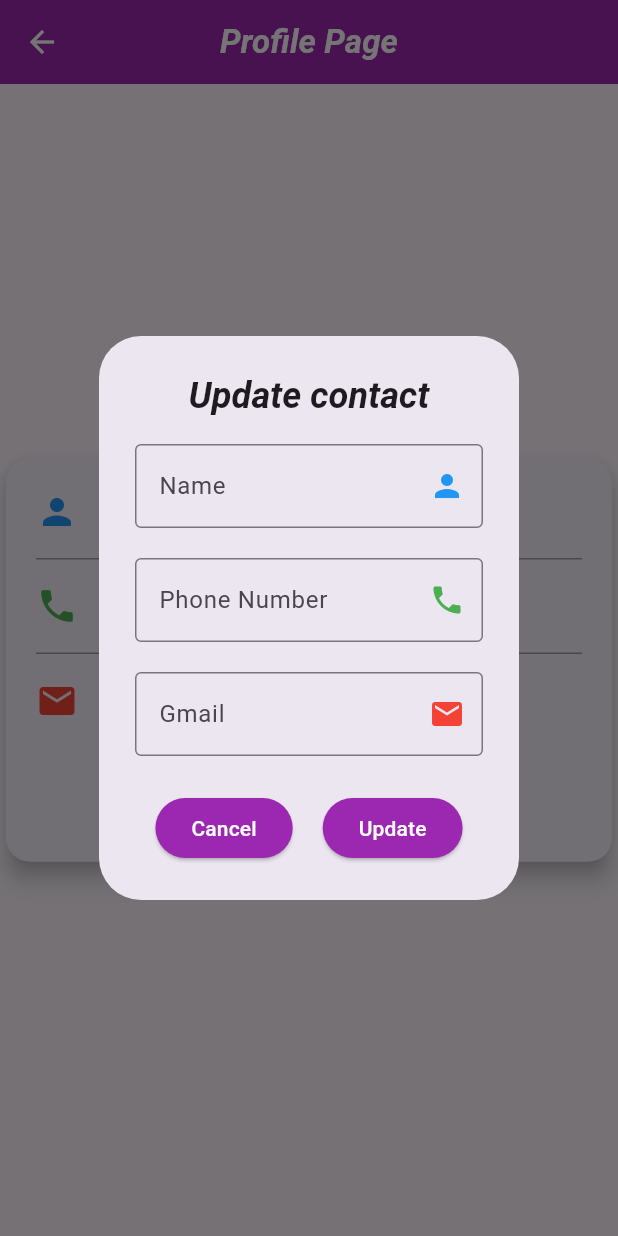
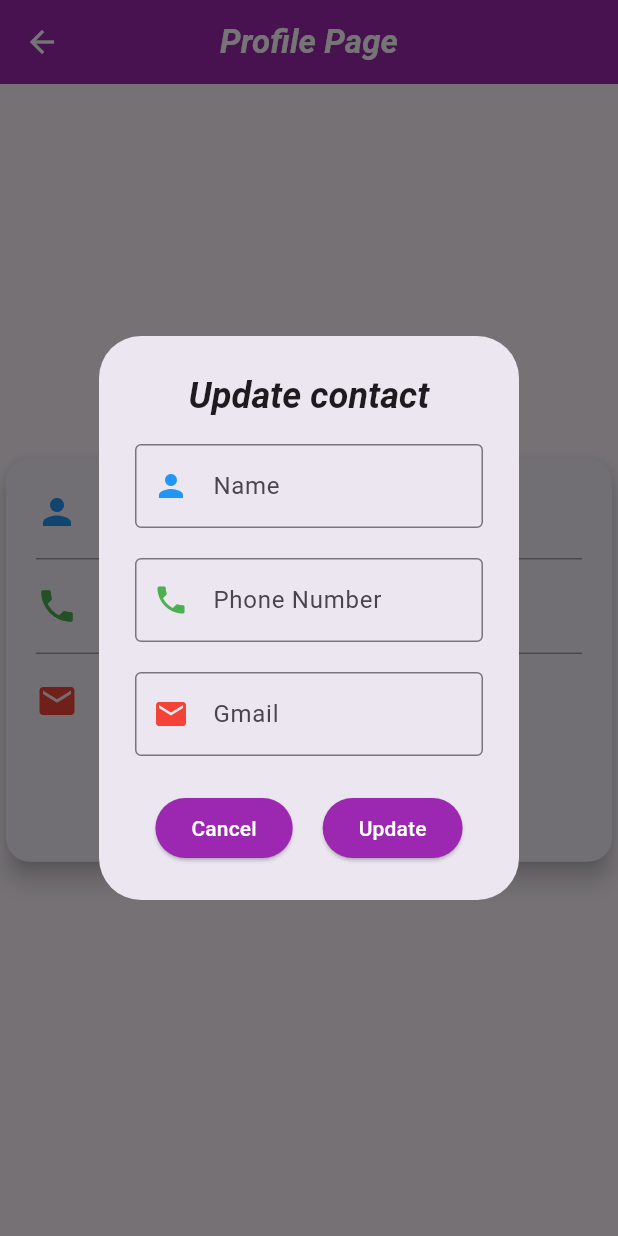
Before and after one commit to Muhammed-Aflah-A/Contact_Manager_App, a Flutter app: the ProfilePage screen opened by its route, after a tap on "Update", on a phone screen of 412 x 824 dp. Run offline on Flutter 3.47's test engine with Material 3 defaults, Android fonts, the phone set to English and light mode, and no system bars; our stand-ins replace shared_preferences, sqflite; accounts and stored records are empty.

Commit message:
second commit

```diff
--- a/lib/view/home_screen.dart
+++ b/lib/view/home_screen.dart
@@ -65,7 +65,7 @@ class _HomeScreenState extends State<HomeScreen> {
                           controller: form.nameController,
                           decoration: InputDecoration(
                             labelText: "Name",
-                            suffixIcon: Icon(Icons.person, color: Colors.blue),
+                            prefixIcon: Icon(Icons.person, color: Colors.blue),
                             border: OutlineInputBorder(),
                           ),
                           validator: (value) {
@@ -93,7 +93,7 @@ class _HomeScreenState extends State<HomeScreen> {
                           controller: form.numberController,
                           decoration: InputDecoration(
                             labelText: "Phone Number",
-                            suffixIcon: Icon(Icons.phone, color: Colors.green),
+                            prefixIcon: Icon(Icons.phone, color: Colors.green),
                             border: OutlineInputBorder(),
                           ),
                           keyboardType: TextInputType.phone,
@@ -122,7 +122,7 @@ class _HomeScreenState extends State<HomeScreen> {
                           controller: form.gmailController,
                           decoration: InputDecoration(
                             labelText: "Gmail",
-                            suffixIcon: Icon(Icons.mail, color: Colors.red),
+                            prefixIcon: Icon(Icons.mail, color: Colors.red),
                             border: OutlineInputBorder(),
                           ),
                           keyboardType: TextInputType.emailAddress,
--- a/lib/view/profile_page.dart
+++ b/lib/view/profile_page.dart
@@ -135,7 +135,7 @@ class _ProfilePageState extends State<ProfilePage> {
                                             controller: nameEditController,
                                             decoration: InputDecoration(
                                               labelText: "Name",
-                                              suffixIcon: Icon(
+                                              prefixIcon: Icon(
                                                 Icons.person,
                                                 color: Colors.blue,
                                               ),
@@ -171,7 +171,7 @@ class _ProfilePageState extends State<ProfilePage> {
                                             controller: phoneEditController,
                                             decoration: InputDecoration(
                                               labelText: "Phone Number",
-                                              suffixIcon: Icon(
+                                              prefixIcon: Icon(
                                                 Icons.phone,
                                                 color: Colors.green,
                                               ),
@@ -210,7 +210,7 @@ class _ProfilePageState extends State<ProfilePage> {
                                             controller: gmailEditController,
                                             decoration: InputDecoration(
                                               labelText: "Gmail",
-                                              suffixIcon: Icon(
+                                              prefixIcon: Icon(
                                                 Icons.mail,
                                                 color: Colors.red,
                                               ),
```
